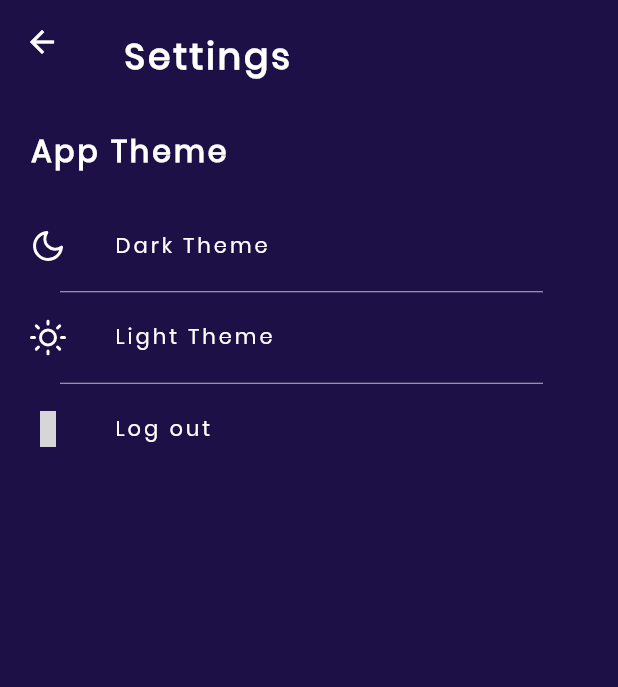
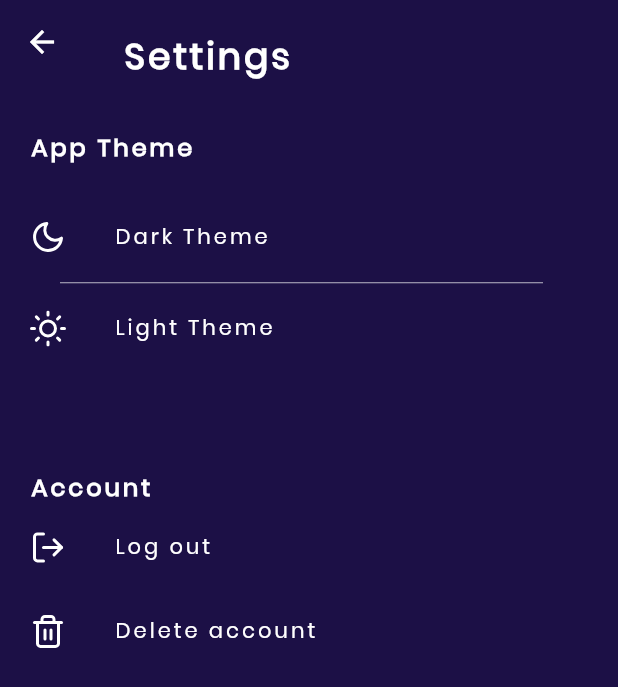
Before and after one commit to hngi/mobileforce-QuickThink, a Flutter app: the SettingsView screen opened directly, on a phone screen of 412 x 824 dp. Shown: the top 687 px of the screen. Run offline on Flutter 3.47's test engine with Material 2 defaults, Android fonts, the phone set to English and light mode, and no system bars; our stand-ins replace device_preview, flushbar, flutter_hooks, flutter_icons, flutter_spinkit, flutter_svg and 9 more; accounts and stored records are empty; grey boxes are pictures that could not be loaded.

Commit message:
implemented the delete user account

```diff
--- a/quick_think/lib/screens/login/services/state/state.dart
+++ b/quick_think/lib/screens/login/services/state/state.dart
@@ -41,8 +41,7 @@ class LoginState extends ChangeNotifier {
       return null;
     } else if (response.statusCode == 400) {
       setState(ButtonState.Idle);
-      SnackBarService.instance
-          .showSnackBarError('User does not exist');
+      SnackBarService.instance.showSnackBarError('User does not exist');
       return null;
     } else if (response.statusCode == 200) {
       final Map user = json.decode(response.body);
--- a/quick_think/lib/screens/settings_view.dart
+++ b/quick_think/lib/screens/settings_view.dart
@@ -1,11 +1,13 @@
 import 'package:flutter/material.dart';
 import 'package:flutter_icons/flutter_icons.dart';
+import 'package:flutter_svg/flutter_svg.dart';
 import 'package:get/get.dart';
 import 'package:google_fonts/google_fonts.dart';
 import 'package:hooks_riverpod/hooks_riverpod.dart';
 import 'package:quickthink/config.dart';
 import 'package:quickthink/registration.dart';
 import 'package:quickthink/screens/category/services/state/provider.dart';
+import 'package:quickthink/utils/responsiveness.dart';
 import 'package:shared_preferences/shared_preferences.dart';
 import 'package:flutter_hooks/flutter_hooks.dart';
 
@@ -63,7 +65,7 @@ class _SettingsViewState extends State<SettingsView> {
               style: GoogleFonts.poppins(
                   textStyle: TextStyle(
                       color: Colors.white,
-                      fontSize: 20,
+                      fontSize: 16,
                       fontWeight: FontWeight.w600,
                       letterSpacing: 2.0)),
             ),
@@ -115,13 +117,25 @@ class _SettingsViewState extends State<SettingsView> {
                 ),
               ),
             ),
-            Padding(
-              padding: const EdgeInsets.fromLTRB(20, 0, 50, 0),
-              child: Divider(
-                height: 5.0,
-                color: Colors.white70,
+            SizedBox(height: SizeConfig().yMargin(context, 8)),
+            token == null
+                ? Container()
+                : Text(
+                    "Account",
+                    style: GoogleFonts.poppins(
+                        textStyle: TextStyle(
+                            color: Colors.white,
+                            fontSize: 16,
+                            fontWeight: FontWeight.w600,
+                            letterSpacing: 2.0)),
                   ),
-            ),
+            // Padding(
+            //   padding: const EdgeInsets.fromLTRB(20, 0, 50, 0),
+            //   child: Divider(
+            //     height: 5.0,
+            //     color: Colors.white70,
+            //   ),
+            // ),
             token == null
                 ? Container()
                 : InkWell(
@@ -143,12 +157,31 @@ class _SettingsViewState extends State<SettingsView> {
                                   fontWeight: FontWeight.w500,
                                   letterSpacing: 2.0)),
                         ),
-                      leading: Icon(
-                        FlutterIcons.account_circle_mco,
+                        leading: SvgPicture.asset('images/log-out.svg')),
+                  ),
+            token == null
+                ? Container()
+                : InkWell(
+                    child: ListTile(
+                    contentPadding: EdgeInsets.all(0),
+                    onTap: () {
+                      state.deleteAccount().then((value) {
+                        if (value != null) {
+                          Get.to(LoginScreen());
+                        }
+                      });
+                    },
+                    title: Text(
+                      "Delete account",
+                      style: GoogleFonts.poppins(
+                          textStyle: TextStyle(
                               color: Colors.white,
+                              fontSize: 14,
+                              fontWeight: FontWeight.w500,
+                              letterSpacing: 2.0)),
                     ),
-                    ),
-                  ),
+                    leading: SvgPicture.asset('images/trash-2.svg'),
+                  )),
           ],
         ),
       ),
```
Also changed, not shown: quick_think/lib/screens/category/services/state/apiService.dart (+31 -1 lines), quick_think/lib/screens/category/services/utils/utils.dart (+12 -5 lines), quick_think/lib/screens/join_game.dart (+22 -27 lines), quick_think/images/log-out.svg (added), quick_think/images/trash-2.svg (added). Lines whose indentation alone changed are shown as unchanged.
